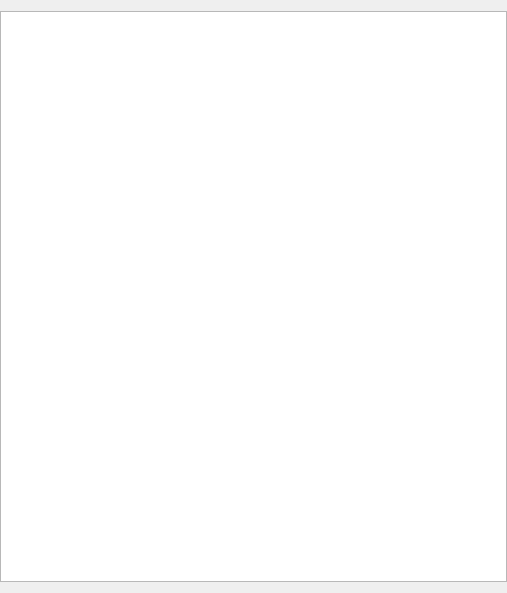
Qt form Browser/Downloads/downloadmanager.ui (LeFroid/Viper-Browser) before a commit.
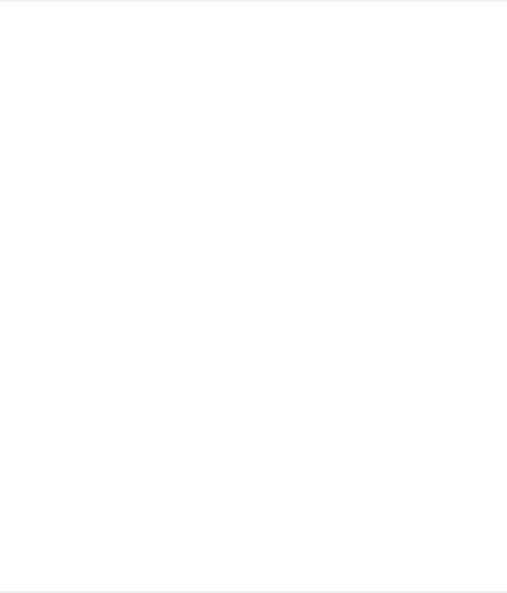
The same form after that commit.

Commit message: Download System: Clean up download UI, now functions as intended with proper download list display and "Open Folder" button is shown on download item widgets

The edit to the form file:
```diff
--- a/Browser/Downloads/downloadmanager.ui
+++ b/Browser/Downloads/downloadmanager.ui
@@ -17,14 +17,39 @@
    <property name="leftMargin">
     <number>0</number>
    </property>
+   <property name="topMargin">
+    <number>2</number>
+   </property>
    <property name="rightMargin">
     <number>0</number>
    </property>
+   <property name="bottomMargin">
+    <number>2</number>
+   </property>
    <item row="0" column="0">
-    <widget class="QListView" name="listView">
+    <widget class="QTableWidget" name="tableWidget">
+     <property name="frameShape">
+      <enum>QFrame::NoFrame</enum>
+     </property>
      <property name="editTriggers">
       <set>QAbstractItemView::NoEditTriggers</set>
      </property>
+     <property name="showGrid">
+      <bool>false</bool>
+     </property>
+     <property name="columnCount">
+      <number>1</number>
+     </property>
+     <attribute name="horizontalHeaderVisible">
+      <bool>false</bool>
+     </attribute>
+     <attribute name="horizontalHeaderStretchLastSection">
+      <bool>true</bool>
+     </attribute>
+     <attribute name="verticalHeaderVisible">
+      <bool>false</bool>
+     </attribute>
+     <column/>
     </widget>
    </item>
   </layout>
```
The commit also changes 8 other files.
